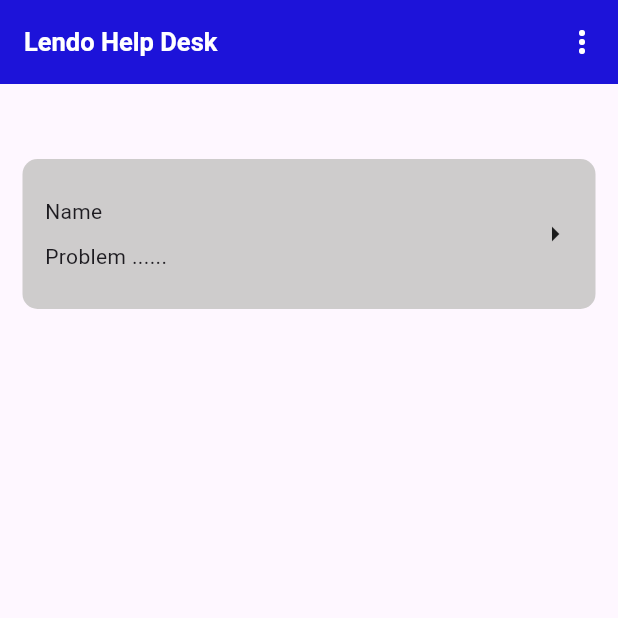
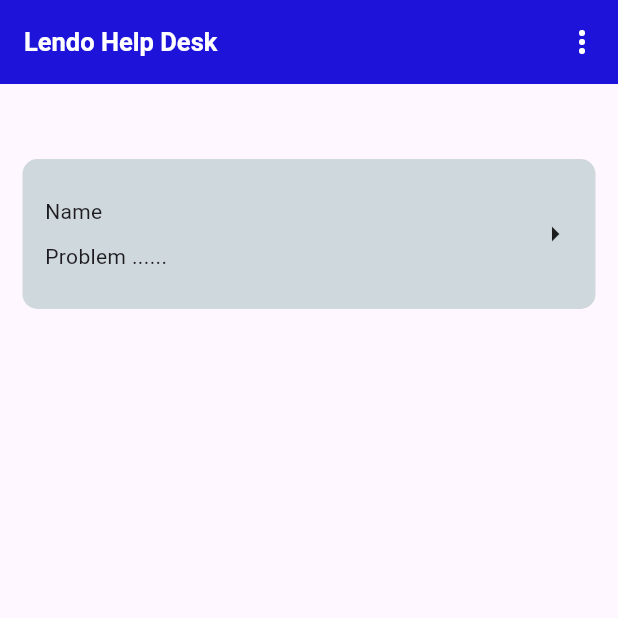
Before and after one commit to AthiraaAthi/Lendo_Admin_App, a Flutter app: the screen it shows after launch, on a phone screen of 412 x 824 dp, the top half of it. Run offline on Flutter 3.47's test engine with Material 3 defaults, Android fonts, the phone set to English and light mode, and no system bars.

Commit message:
updated home screen container color to blue-grey for improved aesthetics

```diff
--- a/lib/view/home/home.dart
+++ b/lib/view/home/home.dart
@@ -83,7 +83,7 @@ class HomeScreen extends StatelessWidget {
               height: 100,
               width: double.infinity,
               decoration: BoxDecoration(
-                color: const Color.fromARGB(255, 206, 204, 204),
+                color: Colors.blueGrey[100],
                 borderRadius: BorderRadius.circular(10),
               ),
               child: Row(
```
